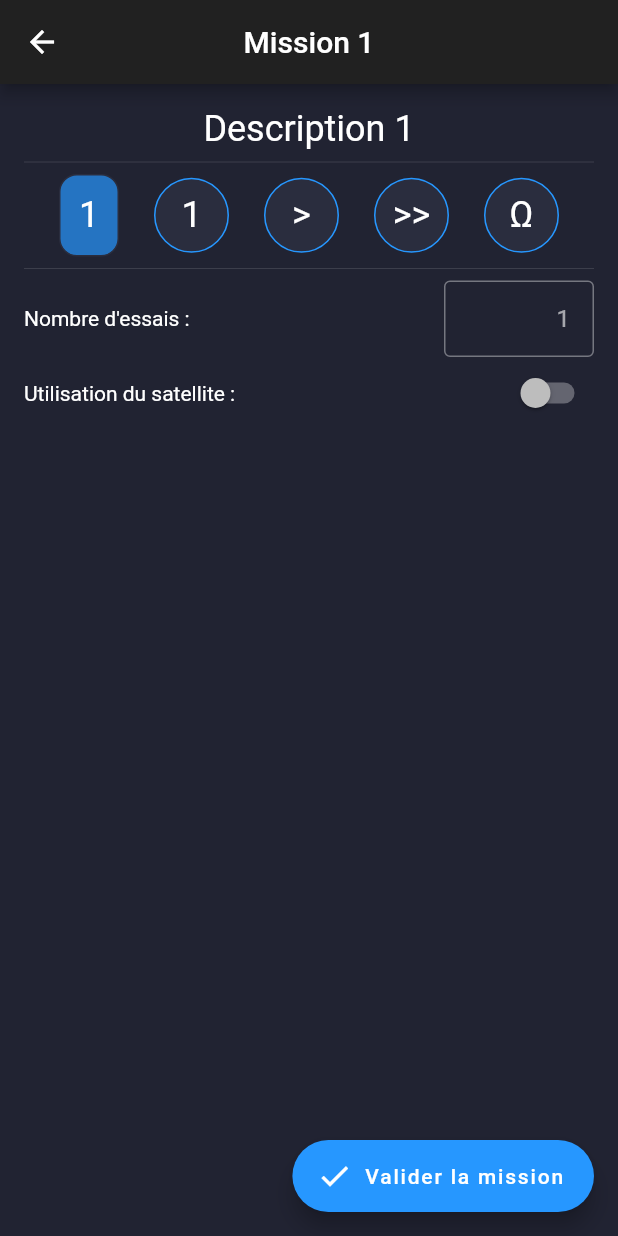
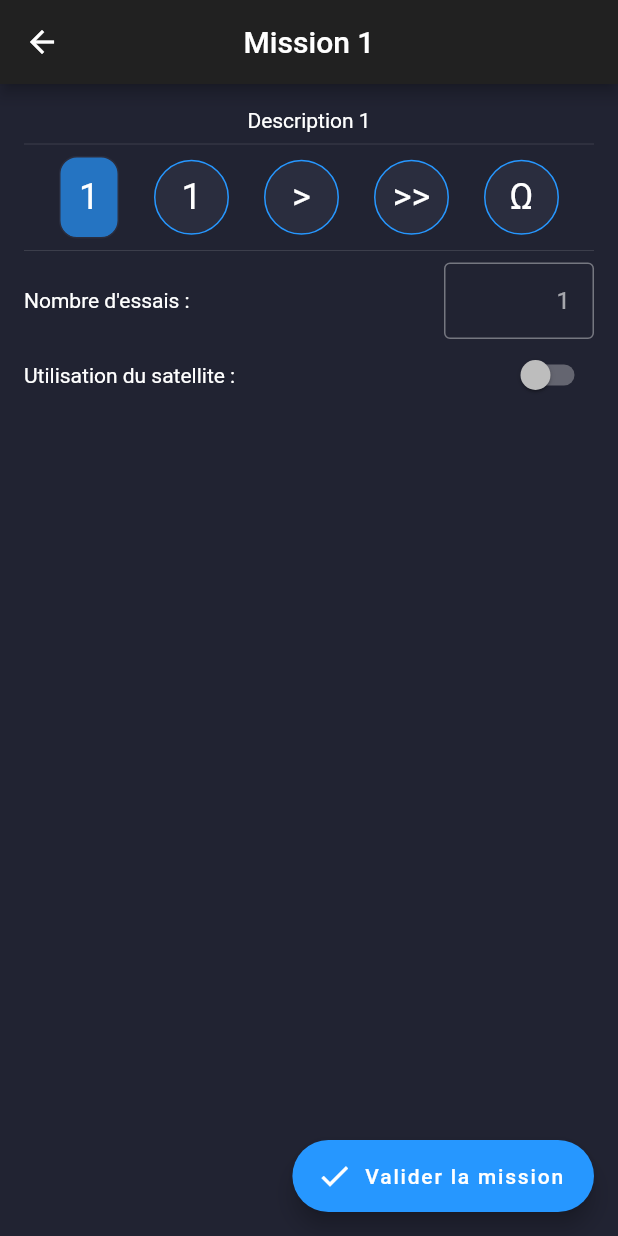
Before and after one commit to JoshuaArus/the_crew_companion, a Flutter app: the PlayGame screen opened directly with empty values, on a phone screen of 412 x 824 dp. Run offline on Flutter 3.47's test engine with Material 2 defaults, Android fonts, the phone set to English and light mode, and no system bars; our stand-ins replace localstorage; missing offline and left inert: confirm_dialog.

Commit message:
Affichage complet de la description dans playGame

```diff
--- a/lib/views/components/playGameComponents.dart
+++ b/lib/views/components/playGameComponents.dart
@@ -17,8 +17,6 @@ class MissionDescription extends StatelessWidget {
   Widget build(BuildContext context) {
     return Text(
       description,
-      overflow: TextOverflow.ellipsis,
-      style: Theme.of(context).textTheme.headline5,
     );
   }
 }
```
